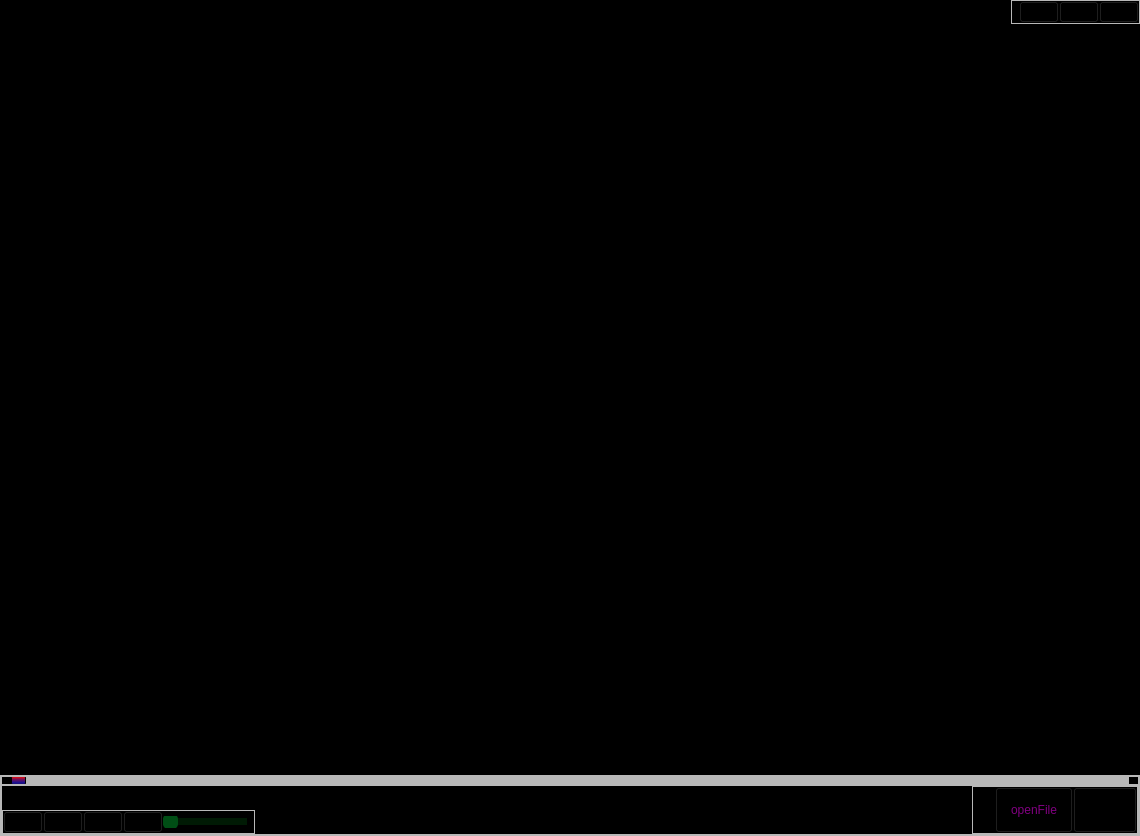
Qt form client/core/ui/player.ui (ShehabAhmed-Gui/birdo) before a commit.
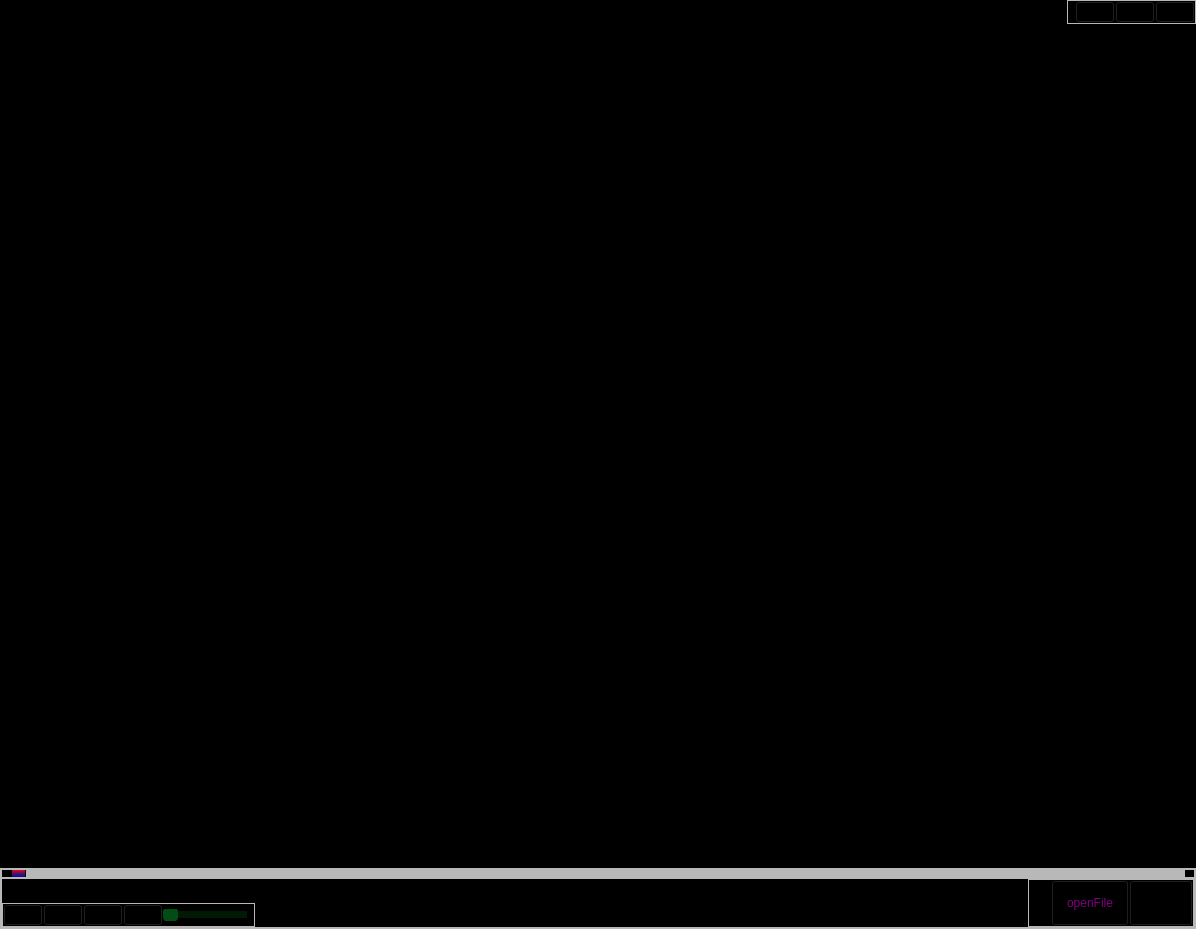
The same form after that commit. Icons and pictures are not drawn. Custom widgets are drawn as their Qt base class.

Commit message: add seek forward button, change some code logic

The edit to the form file:
```diff
--- a/client/core/ui/player.ui
+++ b/client/core/ui/player.ui
@@ -6,8 +6,8 @@
    <rect>
     <x>0</x>
     <y>0</y>
-    <width>1140</width>
-    <height>836</height>
+    <width>1196</width>
+    <height>929</height>
    </rect>
   </property>
   <property name="windowTitle">
```
The commit also changes 7 other files.
